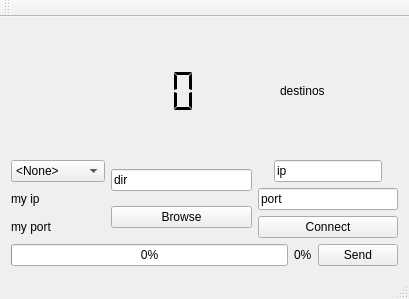
The window that backupwindow.ui (alu0100885613/soa-system-backup) describes before a commit, drawn with Qt 5.
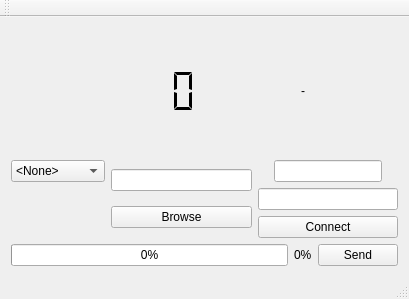
The same window after the commit.

The edit to the form file:
```diff
--- a/backupwindow.ui
+++ b/backupwindow.ui
@@ -39,7 +39,7 @@
       <item alignment="Qt::AlignHCenter">
        <widget class="QLabel" name="label_4">
         <property name="text">
-         <string>destinos</string>
+         <string>-</string>
         </property>
        </widget>
       </item>
@@ -76,14 +76,14 @@
         <item>
          <widget class="QLabel" name="label_5">
           <property name="text">
-           <string>my ip</string>
+           <string/>
           </property>
          </widget>
         </item>
         <item>
          <widget class="QLabel" name="label_6">
           <property name="text">
-           <string>my port</string>
+           <string/>
           </property>
          </widget>
         </item>
@@ -94,7 +94,10 @@
         <item>
          <widget class="QLineEdit" name="lineEdit_3">
           <property name="text">
-           <string>dir</string>
+           <string/>
+          </property>
+          <property name="readOnly">
+           <bool>false</bool>
           </property>
          </widget>
         </item>
@@ -112,14 +115,14 @@
         <item alignment="Qt::AlignHCenter">
          <widget class="QLineEdit" name="lineEdit">
           <property name="text">
-           <string>ip</string>
+           <string/>
           </property>
          </widget>
         </item>
         <item>
          <widget class="QLineEdit" name="lineEdit_2">
           <property name="text">
-           <string>port</string>
+           <string/>
           </property>
          </widget>
         </item>
```
Left out of the diff: 10 changed lines with no effect on the pictures.
